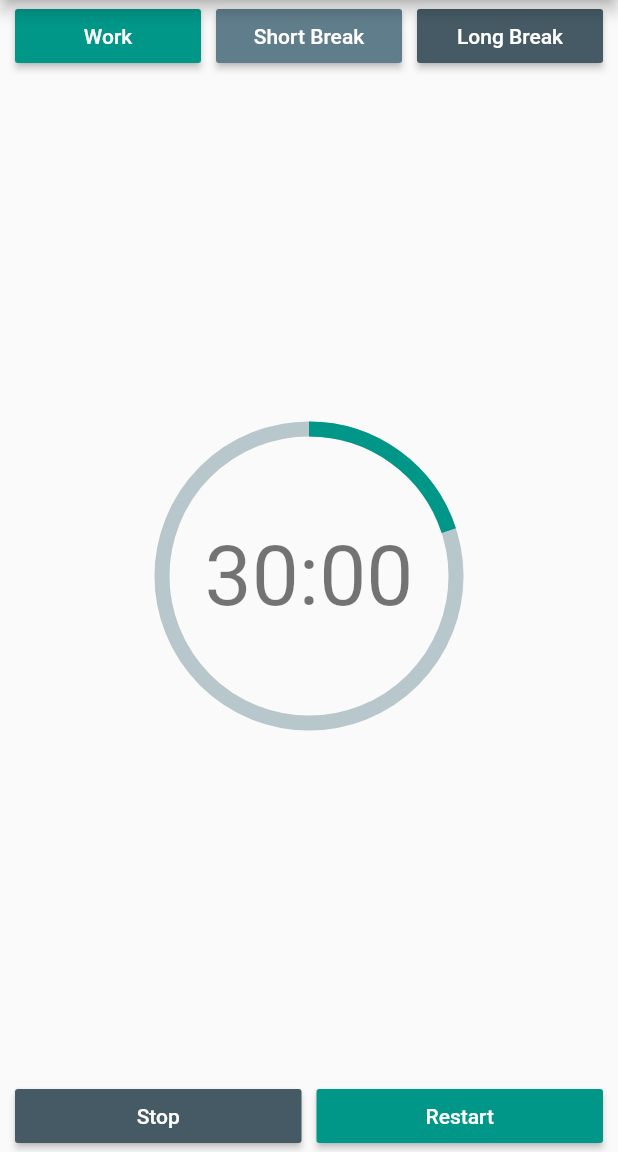
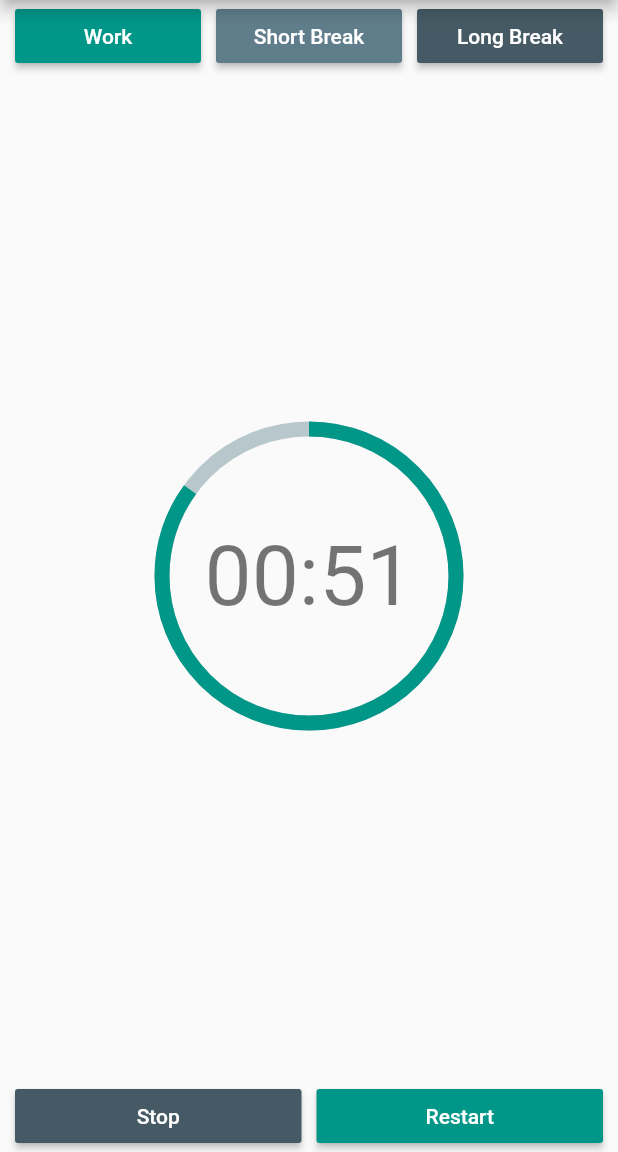
Before and after one commit to TheKetan2/my_time_app_flutter, a Flutter app: the screen it shows after launch, after a tap on "Work", on a phone screen of 412 x 824 dp, the part 84-1236 px from its top. Run offline on Flutter 3.47's test engine with Material 2 defaults, Android fonts, the phone set to English and light mode, and no system bars; drawn by our look-alikes of percent_indicator.

```diff
--- a/lib/main.dart
+++ b/lib/main.dart
@@ -1,6 +1,8 @@
 import 'package:flutter/material.dart';
+import 'package:my_time_app_flutter/models/timer_model.dart';
 import 'package:my_time_app_flutter/widgets/productivity_button.dart';
 import 'package:percent_indicator/percent_indicator.dart';
+import 'timer.dart';
 
 final double defaultPadding = 5.0;
 void main() {
@@ -23,8 +25,11 @@ class MyApp extends StatelessWidget {
 }
 
 class TimerHomePage extends StatelessWidget {
+  final CountDownTimer timer = CountDownTimer();
+
   @override
   Widget build(BuildContext context) {
+    timer.startWork();
     return Scaffold(
       appBar: AppBar(
         title: Text("My work timer"),
@@ -73,23 +78,30 @@ class TimerHomePage extends StatelessWidget {
                 ],
               ),
               Expanded(
-                  child: CircularPercentIndicator(
+                  child: StreamBuilder<TimerModel>(
+                      stream: timer.stream(),
+                      builder: (context, snapshot) {
+                        TimerModel timer = (snapshot.data == "00:00")
+                            ? TimerModel(time: "00:00", percent: 1)
+                            : snapshot.data;
+                        return CircularPercentIndicator(
                           radius: availableWidth / 2,
                           lineWidth: 10.0,
-                percent: 0.2,
+                          percent: timer.percent,
                           center: Text(
-                  "30:00",
+                            timer.time,
                             style: Theme.of(context).textTheme.headline2,
                           ),
                           progressColor: Color(0xff009688),
-              )),
+                        );
+                      })),
               Row(
                 children: [
                   Padding(
                     padding: EdgeInsets.all(defaultPadding),
                   ),
                   /**
-                   * TODO: start from page 93 Streams provider
+                   * TODO: start from page 113 implimenting stream
                    *
                    */
                   Expanded(
--- a/lib/timer.dart
+++ b/lib/timer.dart
@@ -5,11 +5,19 @@ import 'package:my_time_app_flutter/models/timer_model.dart';
 import "./models/timer_model.dart";
 
 class CountDownTimer {
+  int work = 1;
   double _radius = 1;
   bool _isActive = true;
   Timer timer;
   Duration _time;
   Duration _fullTime;
+
+  void startWork() {
+    _radius = 1;
+    _time = Duration(minutes: this.work, seconds: 0);
+    _fullTime = _time;
+  }
+
   String returnTime(Duration t) {
     String minutes = t.inMinutes < 10
         ? "0" + t.inMinutes.toString()
```
Lines whose indentation alone changed are shown as unchanged.
